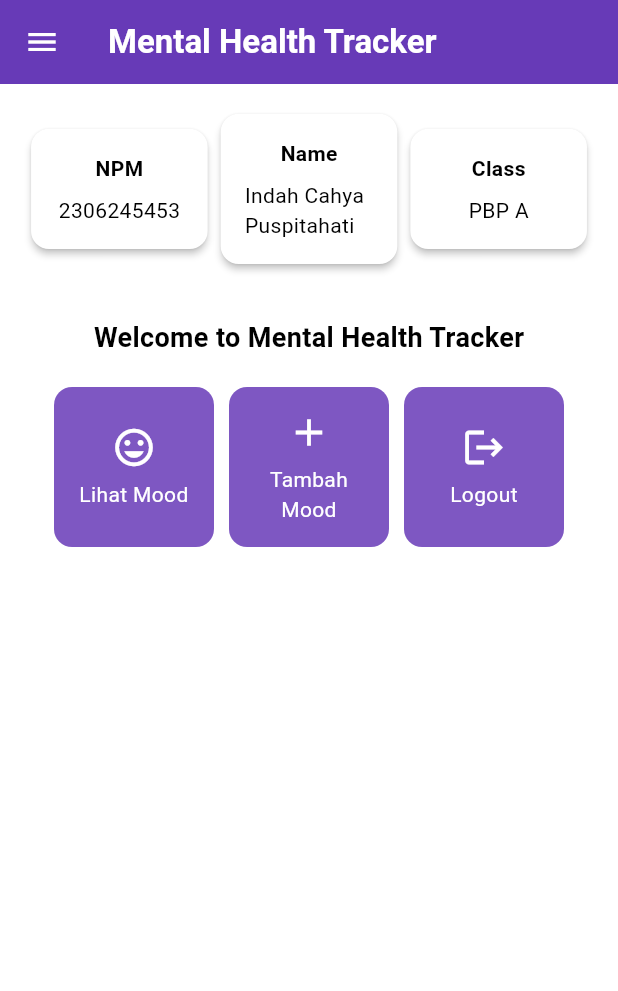
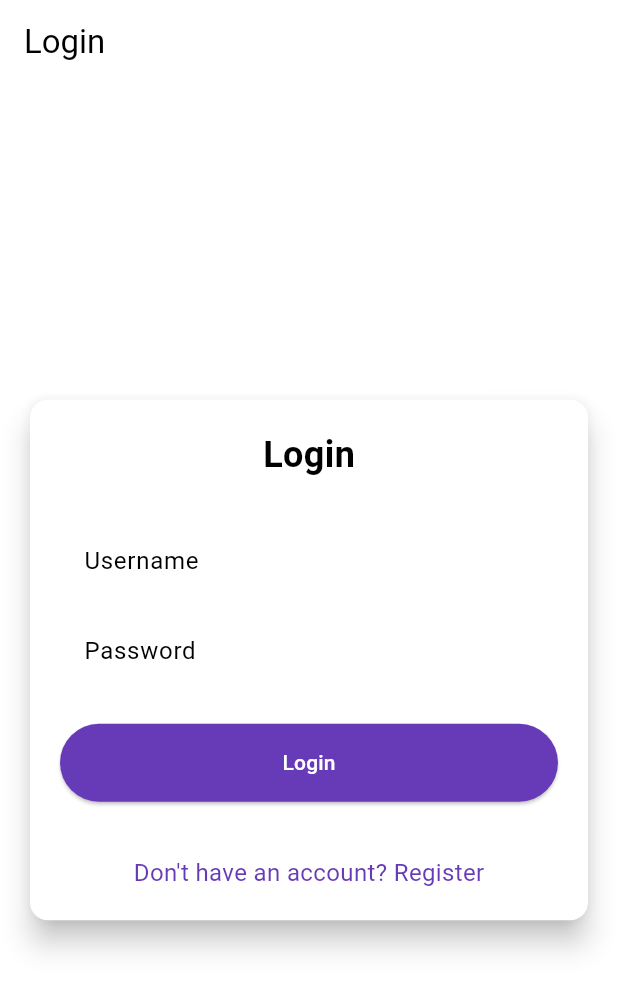
Before and after one commit to indahcahyaaa/mental-health-tracker-mobile, a Flutter app: the screen it shows after launch, on a phone screen of 412 x 824 dp. Shown: the top 991 px of the screen. Run offline on Flutter 3.47's test engine with Material 3 defaults, Android fonts, the phone set to English and light mode, and no system bars; missing offline and left inert: pbp_django_auth.

Commit message:
tutorial 8 done

```diff
--- a/lib/main.dart
+++ b/lib/main.dart
@@ -1,5 +1,9 @@
 import 'package:flutter/material.dart';
 import 'package:mental_health_tracker/screens/menu.dart';
+import 'package:pbp_django_auth/pbp_django_auth.dart';
+import 'package:provider/provider.dart';
+import 'package:mental_health_tracker/screens/login.dart';
+
 
 void main() {
   runApp(const MyApp());
@@ -8,32 +12,23 @@ void main() {
 class MyApp extends StatelessWidget {
   const MyApp({super.key});
 
-  // This widget is the root of your application.
   @override
   Widget build(BuildContext context) {
-    return MaterialApp(
-      title: 'Flutter Demo',
-      theme: ThemeData(
-        // This is the theme of your application.
-        colorScheme: ColorScheme.fromSwatch(
+    return Provider(
+      create: (_) {
+        CookieRequest request = CookieRequest();
+        return request;
+      },
+      child: MaterialApp(
+        title: 'Mental Health Tracker',
+        theme: ThemeData(
+          useMaterial3: true,
+          colorScheme: ColorScheme.fromSwatch(
             primarySwatch: Colors.deepPurple,
-        ).copyWith(secondary: Colors.deepPurple[400]),
-        // TRY THIS: Try running your application with "flutter run". You'll see
-        // the application has a purple toolbar. Then, without quitting the app,
-        // try changing the seedColor in the colorScheme below to Colors.green
-        // and then invoke "hot reload" (save your changes or press the "hot
-        // reload" button in a Flutter-supported IDE, or press "r" if you used
-        // the command line to start the app).
-        //
-        // Notice that the counter didn't reset back to zero; the application
-        // state is not lost during the reload. To reset the state, use hot
-        // restart instead.
-        //
-        // This works for code too, not just values: Most code changes can be
-        // tested with just a hot reload.
-        useMaterial3: true,
+          ).copyWith(secondary: Colors.deepPurple[400]),
+        ),
+        home: const LoginPage(),
       ),
-      home: MyHomePage(),
     );
   }
 }
--- /dev/null
+++ b/lib/screens/login.dart
@@ -0,0 +1,181 @@
+import 'package:mental_health_tracker/screens/menu.dart';
+import 'package:flutter/material.dart';
+import 'package:pbp_django_auth/pbp_django_auth.dart';
+import 'package:provider/provider.dart';
+import 'package:mental_health_tracker/screens/register.dart';
+
+void main() {
+  runApp(const LoginApp());
+}
+
+class LoginApp extends StatelessWidget {
+  const LoginApp({super.key});
+
+  @override
+  Widget build(BuildContext context) {
+    return MaterialApp(
+      title: 'Login',
+      theme: ThemeData(
+        useMaterial3: true,
+        colorScheme: ColorScheme.fromSwatch(
+          primarySwatch: Colors.deepPurple,
+        ).copyWith(secondary: Colors.deepPurple[400]),
+      ),
+      home: const LoginPage(),
+    );
+  }
+}
+
+class LoginPage extends StatefulWidget {
+  const LoginPage({super.key});
+
+  @override
+  State<LoginPage> createState() => _LoginPageState();
+}
+
+class _LoginPageState extends State<LoginPage> {
+  final TextEditingController _usernameController = TextEditingController();
+  final TextEditingController _passwordController = TextEditingController();
+
+  @override
+  Widget build(BuildContext context) {
+    final request = context.watch<CookieRequest>();
+
+    return Scaffold(
+      appBar: AppBar(
+        title: const Text('Login'),
+      ),
+      body: Center(
+        child: SingleChildScrollView(
+          padding: const EdgeInsets.all(16.0),
+          child: Card(
+            elevation: 8,
+            shape: RoundedRectangleBorder(
+              borderRadius: BorderRadius.circular(12.0),
+            ),
+            child: Padding(
+              padding: const EdgeInsets.all(20.0),
+              child: Column(
+                mainAxisSize: MainAxisSize.min,
+                children: [
+                  const Text(
+                    'Login',
+                    style: TextStyle(
+                      fontSize: 24.0,
+                      fontWeight: FontWeight.bold,
+                    ),
+                  ),
+                  const SizedBox(height: 30.0),
+                  TextField(
+                    controller: _usernameController,
+                    decoration: const InputDecoration(
+                      labelText: 'Username',
+                      hintText: 'Enter your username',
+                      border: OutlineInputBorder(
+                        borderRadius: BorderRadius.all(Radius.circular(12.0)),
+                      ),
+                      contentPadding:
+                          EdgeInsets.symmetric(horizontal: 12.0, vertical: 8.0),
+                    ),
+                  ),
+                  const SizedBox(height: 12.0),
+                  TextField(
+                    controller: _passwordController,
+                    decoration: const InputDecoration(
+                      labelText: 'Password',
+                      hintText: 'Enter your password',
+                      border: OutlineInputBorder(
+                        borderRadius: BorderRadius.all(Radius.circular(12.0)),
+                      ),
+                      contentPadding:
+                          EdgeInsets.symmetric(horizontal: 12.0, vertical: 8.0),
+                    ),
+                    obscureText: true,
+                  ),
+                  const SizedBox(height: 24.0),
+                  ElevatedButton(
+                    onPressed: () async {
+                      String username = _usernameController.text;
+                      String password = _passwordController.text;
+
+                      // Cek kredensial
+                      // TODO: Ganti URL dan jangan lupa tambahkan trailing slash (/) di akhir URL!
+                      // Untuk menyambungkan Android emulator dengan Django pada localhost,
+                      // gunakan URL http://10.0.2.2/
+                      final response = await request
+                          .login("http://localhost:8000/auth/login/", {
+                        'username': username,
+                        'password': password,
+                      });
+
+                      if (request.loggedIn) {
+                        String message = response['message'];
+                        String uname = response['username'];
+                        if (context.mounted) {
+                          Navigator.pushReplacement(
+                            context,
+                            MaterialPageRoute(
+                                builder: (context) => MyHomePage()),
+                          );
+                          ScaffoldMessenger.of(context)
+                            ..hideCurrentSnackBar()
+                            ..showSnackBar(
+                              SnackBar(
+                                  content:
+                                      Text("$message Selamat datang, $uname.")),
+                            );
+                        }
+                      } else {
+                        if (context.mounted) {
+                          showDialog(
+                            context: context,
+                            builder: (context) => AlertDialog(
+                              title: const Text('Login Gagal'),
+                              content: Text(response['message']),
+                              actions: [
+                                TextButton(
+                                  child: const Text('OK'),
+                                  onPressed: () {
+                                    Navigator.pop(context);
+                                  },
+                                ),
+                              ],
+                            ),
+                          );
+                        }
+                      }
+                    },
+                    style: ElevatedButton.styleFrom(
+                      foregroundColor: Colors.white,
+                      minimumSize: Size(double.infinity, 50),
+                      backgroundColor: Theme.of(context).colorScheme.primary,
+                      padding: const EdgeInsets.symmetric(vertical: 16.0),
+                    ),
+                    child: const Text('Login'),
+                  ),
+                  const SizedBox(height: 36.0),
+                  GestureDetector(
+                    onTap: () {
+                      Navigator.push(
+                        context,
+                        MaterialPageRoute(
+                            builder: (context) => const RegisterPage()),
+                      );
+                    },
+                    child: Text(
+                      'Don\'t have an account? Register',
+                      style: TextStyle(
+                        color: Theme.of(context).colorScheme.primary,
+                        fontSize: 16.0,
+                      ),
+                    ),
+                  ),
+                ],
+              ),
+            ),
+          ),
+        ),
+      ),
+    );
+  }
+}
--- a/pubspec.yaml
+++ b/pubspec.yaml
@@ -35,6 +35,9 @@ dependencies:
   # The following adds the Cupertino Icons font to your application.
   # Use with the CupertinoIcons class for iOS style icons.
   cupertino_icons: ^1.0.8
+  provider: ^6.1.2
+  pbp_django_auth: ^0.4.0
+  http: ^1.2.2
 
 dev_dependencies:
   flutter_test:
```
Also changed, not shown: lib/models/mood_entry.dart (added, +65 -0 lines), lib/screens/list_moodentry.dart (added, +90 -0 lines), lib/screens/menu.dart (+0 -70 lines), lib/screens/moodentry_form.dart (+35 -28 lines), lib/screens/register.dart (added, +166 -0 lines), lib/widgets/left_drawer.dart (+12 -0 lines), lib/widgets/mood_card.dart (+37 -1 lines), pubspec.lock, 8 other files.
